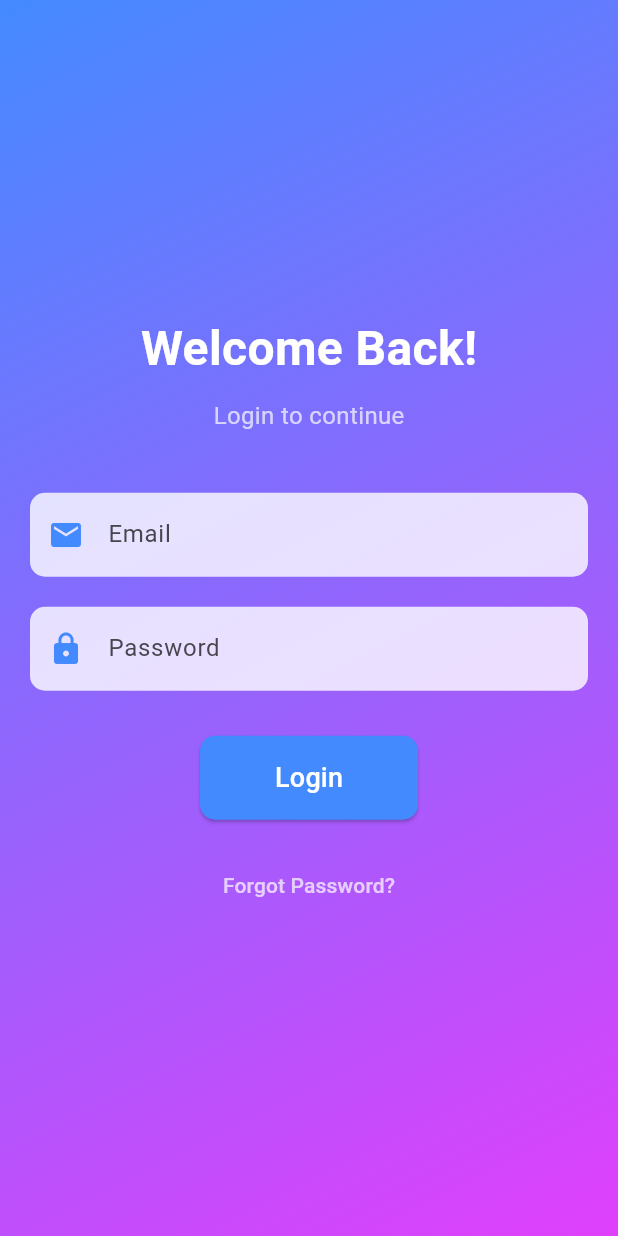
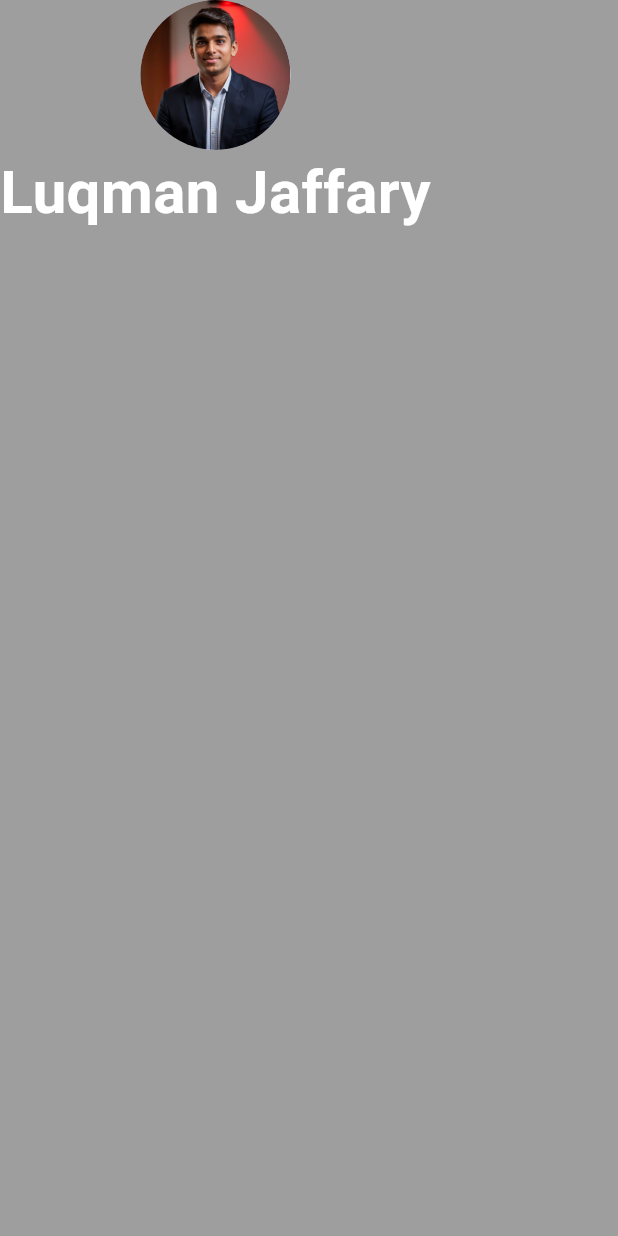
Before and after one commit to LuqmanJaffary/flutter-course, a Flutter app: the screen it shows after launch, on a phone screen of 412 x 824 dp. Run offline on Flutter 3.47's test engine with Material 3 defaults, Android fonts, the phone set to English and light mode, and no system bars.

```diff
--- a/lib/main.dart
+++ b/lib/main.dart
@@ -1,6 +1,6 @@
 import 'package:flutter/material.dart';
-// import './second.dart';
-import './login.dart';
+import 'mi_card.dart'; // ✅ Corrected import
+
 void main() {
   runApp(const MyApp());
 }
@@ -8,9 +8,11 @@ void main() {
 class MyApp extends StatelessWidget {
   const MyApp({super.key});
 
-  // This widget is the root of your application.
   @override
   Widget build(BuildContext context) {
-    return MaterialApp(home: LoginPage());
+    return MaterialApp(
+      debugShowCheckedModeBanner: true, // ✅ Hide debug banner
+      home: MiCard(), // ✅ MiCard no longer contains another MaterialApp
+    );
   }
 }
--- /dev/null
+++ b/lib/mi_card.dart
@@ -0,0 +1,30 @@
+import 'package:flutter/material.dart';
+
+class MiCard extends StatelessWidget {
+  const MiCard({super.key});
+
+  @override
+  Widget build(BuildContext context) {
+    return Scaffold(
+      backgroundColor: Colors.grey,
+      body: SafeArea(
+        child: Column(
+          children: <Widget>[
+            CircleAvatar(
+              backgroundImage: AssetImage('images/human.jpg'),
+              radius: 50,
+            ),
+            Text(
+              'Luqman Jaffary',
+              style: TextStyle(
+                fontSize: 40.0,
+                color: Colors.white,
+                fontWeight: FontWeight.bold,
+              ),
+            ),
+          ],
+        ),
+      ),
+    );
+  }
+}
--- a/pubspec.yaml
+++ b/pubspec.yaml
@@ -19,6 +19,6 @@ dev_dependencies:
   flutter_lints: ^5.0.0
 
 flutter:
-  uses-material-design: true
+#  uses-material-design: true
   assets:
-    - images/
+    - images/human.jpg
```
Also changed, not shown: images/diamond.png (deleted), images/human.jpg (added).
